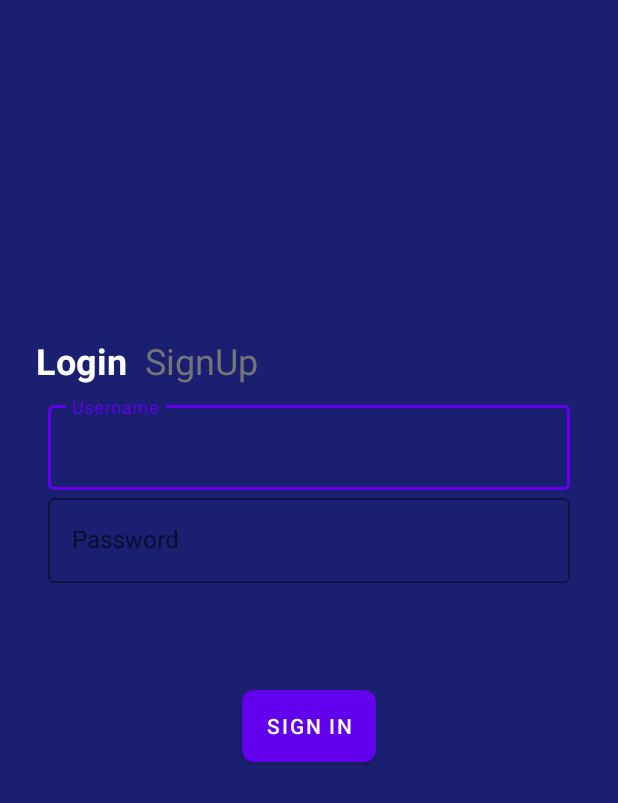
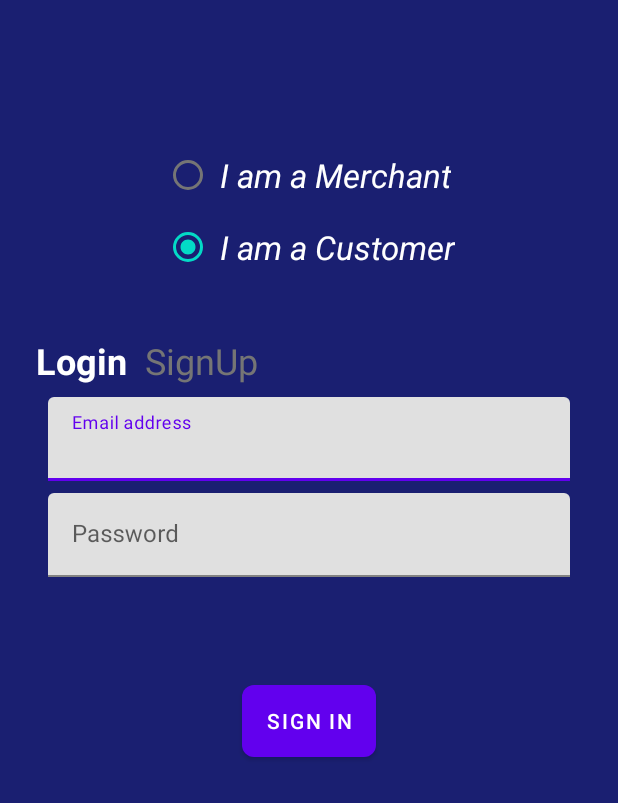
Before and after one commit to divyeshvala/SafeBuy, an Android app: the screen it shows after launch (Login), on a phone screen of 412 x 824 dp. Shown: the top 803 px of the screen. Run offline under Robolectric (Android 15) with nearby library versions, the phone set to English and light mode, and no system bars; our stand-ins replace Firebase (no records; nobody signed in at launch, a user with empty details on screens opened directly).

Commit message:
Login/SignUp active now.

```diff
--- a/app/src/debug/res/values/google_maps_api.xml
+++ b/app/src/debug/res/values/google_maps_api.xml
@@ -20,5 +20,5 @@
     Once you have your key (it starts with "AIza"), replace the "google_maps_key"
     string in this file.
     -->
-    <string name="google_maps_key" templateMergeStrategy="preserve" translatable="false">AIzaSyBSiQSN_WGsDw-RfulWBEgRRjKylCaPNOs</string>
+    <string name="google_maps_key" templateMergeStrategy="preserve" translatable="false">AIzaSyAzOtxcMPRRTSrcASxQVFDktuHPwnVLUx4</string>
 </resources>
--- a/app/src/main/AndroidManifest.xml
+++ b/app/src/main/AndroidManifest.xml
@@ -14,7 +14,7 @@
         android:roundIcon="@mipmap/ic_launcher_round"
         android:supportsRtl="true"
         android:theme="@style/AppTheme">
-        <activity android:name=".Messaging.Merchant.DisplayCustomersActivity"></activity>
+        <activity android:name=".Messaging.Merchant.DisplayCustomersActivity" />
         <activity android:name=".Activities.SplashScreen">
             <intent-filter>
                 <action android:name="android.intent.action.MAIN" />
--- a/app/src/main/java/com/example/app/Activities/Login.java
+++ b/app/src/main/java/com/example/app/Activities/Login.java
@@ -5,9 +5,13 @@ import androidx.appcompat.app.AppCompatActivity;
 import androidx.viewpager.widget.ViewPager;
 
 import android.content.Intent;
+import android.content.SharedPreferences;
 import android.os.Bundle;
 import android.os.Handler;
+import android.provider.MediaStore;
 import android.util.Log;
+import android.widget.RadioButton;
+import android.widget.RadioGroup;
 import android.widget.TextView;
 import android.widget.Toast;
 
@@ -15,7 +19,6 @@ import com.example.app.R;
 import com.example.app.fragment.FragmentLogin;
 import com.example.app.fragment.FragmentSignUp;
 import com.example.app.fragment.LoginSignupFragmentAdapter;
-import com.example.app.ui.login.SectionsPagerAdapter;
 import com.google.firebase.auth.FirebaseAuth;
 import com.google.firebase.auth.FirebaseUser;
 
@@ -29,9 +32,40 @@ public class Login extends AppCompatActivity
         super.onCreate(savedInstanceState);
         setContentView(R.layout.activity_login);
 
+        RadioGroup selectUser = findViewById(R.id.id_radioGroup);
+        final RadioButton customer = findViewById(R.id.id_customerUser);
+        RadioButton merchant = findViewById(R.id.id_merchantUser);
+
+        final SharedPreferences settings = getSharedPreferences("MySharedPref", MODE_PRIVATE);
+
+        selectUser.setOnCheckedChangeListener(new RadioGroup.OnCheckedChangeListener() {
+            @Override
+            public void onCheckedChanged(RadioGroup radioGroup, int i)
+            {
+                if(i==customer.getId())
+                {
+                    SharedPreferences.Editor editor = settings.edit();
+                    editor.putString("userType", "customer");
+                    editor.apply();
+                }
+                else
+                {
+                    SharedPreferences.Editor editor = settings.edit();
+                    editor.putString("userType", "customer");
+                    editor.apply();
+                }
+            }
+        });
+
         // This part whether the user is currently logged in
+        firebaseAuth = FirebaseAuth.getInstance();
+        FirebaseUser firebaseUser = firebaseAuth.getCurrentUser();
 
-        firebaseAuth = FirebaseAuth.getInstance();
+        if(firebaseUser!=null)
+        {
+            Intent intent = new Intent(Login.this, MainActivity.class);
+            startActivity(intent);
+        }
 
         authStateListener = new FirebaseAuth.AuthStateListener() {
             FirebaseUser firebaseUser = firebaseAuth.getCurrentUser();
@@ -45,7 +79,6 @@ public class Login extends AppCompatActivity
 
                     Toast.makeText(Login.this, "you are logged in", Toast.LENGTH_LONG);
                     Intent intent = new Intent(Login.this, MainActivity.class);
-
                     startActivity(intent);
                 }
                 else{
--- a/app/src/main/java/com/example/app/Activities/MapsActivity.java
+++ b/app/src/main/java/com/example/app/Activities/MapsActivity.java
@@ -31,14 +31,11 @@ public class MapsActivity extends FragmentActivity implements OnMapReadyCallback
     private GoogleMap mMap;
     private static final int LOCATION_PERMISSION_REQUEST_CODE = 1;
     private boolean permissionDenied = false;
-    private ProgressBar progressBar;
 
     @Override
     protected void onCreate(Bundle savedInstanceState) {
         super.onCreate(savedInstanceState);
         setContentView(R.layout.activity_maps);
-
-        progressBar = findViewById(R.id.id_progress_bar);
 
         // Obtain the SupportMapFragment and get notified when the map is ready to be used.
         SupportMapFragment mapFragment = (SupportMapFragment) getSupportFragmentManager()
--- a/app/src/main/java/com/example/app/fragment/FragmentLogin.java
+++ b/app/src/main/java/com/example/app/fragment/FragmentLogin.java
@@ -47,7 +47,6 @@ public class FragmentLogin extends Fragment implements View.OnClickListener{
         btnLogin_register = (Button) view.findViewById(R.id.login_register);
         progressBar = (ProgressBar) view.findViewById(R.id.loading);
         firebaseAuth = FirebaseAuth.getInstance();
-
 
         System.out.println("Entered Login fragement");
 
@@ -101,8 +100,6 @@ public class FragmentLogin extends Fragment implements View.OnClickListener{
                 }
 
                 break;
-
-
             default: break;
         }
 
--- a/app/src/main/java/com/example/app/fragment/FragmentNearYou.java
+++ b/app/src/main/java/com/example/app/fragment/FragmentNearYou.java
@@ -11,7 +11,6 @@ import android.location.LocationListener;
 import android.location.LocationManager;
 import android.os.Build;
 import android.os.Bundle;
-import android.text.method.ScrollingMovementMethod;
 import android.util.Log;
 import android.view.LayoutInflater;
 import android.view.View;
@@ -26,13 +25,11 @@ import androidx.fragment.app.Fragment;
 import androidx.recyclerview.widget.LinearLayoutManager;
 import androidx.recyclerview.widget.RecyclerView;
 
-import com.example.app.Activities.HomeActivity;
 import com.example.app.R;
 import com.example.app.Utilities.GetNearbyATMs;
 import com.example.app.Utilities.LocationObject;
 import com.example.app.Utilities.MyLocationListener;
 import com.example.app.model.Merchant;
-import com.example.app.model.ModelTestData;
 
 import java.util.ArrayList;
 
@@ -51,7 +48,6 @@ public class FragmentNearYou extends Fragment {
     public ArrayList<LocationObject> containmentZonesList;
     private GetNearbyATMs getNearbyATMs;
     private LocationObject mLocation;
-
 
     @Nullable
     @Override
--- a/app/src/main/java/com/example/app/fragment/FragmentSignUp.java
+++ b/app/src/main/java/com/example/app/fragment/FragmentSignUp.java
@@ -33,9 +33,8 @@ public class FragmentSignUp extends Fragment implements View.OnClickListener {
     private ProgressBar progressBar;
     private FirebaseAuth firebaseAuth;
 
-
-    public static FragmentSignUp newInstance() {
-
+    public static FragmentSignUp newInstance()
+    {
         return new FragmentSignUp();
     }
 
@@ -89,7 +88,6 @@ public class FragmentSignUp extends Fragment implements View.OnClickListener {
                     else {
                         progressBar.setVisibility(View.VISIBLE);
 
-
                         firebaseAuth.createUserWithEmailAndPassword(email, password)
                                 .addOnCompleteListener(getActivity(), new OnCompleteListener<AuthResult>() {
                                     @Override
--- a/app/src/main/res/layout/activity_login.xml
+++ b/app/src/main/res/layout/activity_login.xml
@@ -16,7 +16,38 @@
         android:layout_height="0dp"
         android:layout_weight="3">
 
+        <RadioGroup
+            android:id="@+id/id_radioGroup"
+            android:layout_width="wrap_content"
+            android:layout_height="wrap_content"
+            android:orientation="vertical"
+            app:layout_constraintBottom_toBottomOf="parent"
+            app:layout_constraintEnd_toEndOf="parent"
+            app:layout_constraintStart_toStartOf="parent"
+            app:layout_constraintTop_toTopOf="parent">
+
+            <RadioButton
+                android:id="@+id/id_merchantUser"
+                android:layout_width="wrap_content"
+                android:layout_height="wrap_content"
+                android:text=" I am a Merchant"
+                android:textStyle="italic"
+                android:textColor="#ffffff"
+                android:textSize="22sp" />
+
+            <RadioButton
+                android:id="@+id/id_customerUser"
+                android:layout_width="wrap_content"
+                android:layout_height="wrap_content"
+                android:checked="true"
+                android:textStyle="italic"
+                android:text=" I am a Customer"
+                android:textColor="#ffffff"
+                android:textSize="22sp" />
+        </RadioGroup>
+
         <LinearLayout
+            android:id="@+id/signIn_layout"
             android:layout_width="wrap_content"
             android:layout_height="0dp"
             android:layout_weight="3"
@@ -44,7 +75,6 @@
                 android:textColor="@color/grey"
                 android:textSize="24sp"
                 android:textStyle="normal" />
-
         </LinearLayout>
     </androidx.constraintlayout.widget.ConstraintLayout>
 
@@ -55,7 +85,6 @@
         android:layout_weight="7"
         app:layout_behavior="@string/appbar_scrolling_view_behavior"
         >
-
     </androidx.viewpager.widget.ViewPager>
 
 </LinearLayout>
--- a/app/src/main/res/layout/fragment_login.xml
+++ b/app/src/main/res/layout/fragment_login.xml
@@ -1,5 +1,6 @@
 <?xml version="1.0" encoding="utf-8"?>
-<androidx.constraintlayout.widget.ConstraintLayout xmlns:android="http://schemas.android.com/apk/res/android"
+<androidx.constraintlayout.widget.ConstraintLayout
+    xmlns:android="http://schemas.android.com/apk/res/android"
     xmlns:app="http://schemas.android.com/apk/res-auto"
     xmlns:tools="http://schemas.android.com/tools"
     android:id="@+id/container"
@@ -11,13 +12,12 @@
     android:paddingBottom="@dimen/activity_vertical_margin"
     tools:context=".Activities.Login">
 
-
     <com.google.android.material.textfield.TextInputLayout
         android:id="@+id/username"
         android:layout_width="match_parent"
         android:layout_height="wrap_content"
-        android:hint="@string/username"
-        style="@style/Widget.MaterialComponents.TextInputLayout.OutlinedBox"
+        android:hint="@string/email"
+        style="@style/Widget.MaterialComponents.TextInputLayout.FilledBox"
         app:layout_constraintEnd_toEndOf="parent"
         app:layout_constraintStart_toStartOf="parent"
         app:layout_constraintTop_toTopOf="parent">
@@ -34,7 +34,8 @@
         android:layout_width="match_parent"
         android:layout_height="wrap_content"
         android:hint="@string/password"
-        style="@style/Widget.MaterialComponents.TextInputLayout.OutlinedBox"
+        android:layout_marginTop="8dp"
+        style="@style/Widget.MaterialComponents.TextInputLayout.FilledBox"
         app:layout_constraintTop_toBottomOf="@+id/username">
 
         <com.google.android.material.textfield.TextInputEditText
--- a/app/src/main/res/values/strings.xml
+++ b/app/src/main/res/values/strings.xml
@@ -22,4 +22,6 @@
     <string name="facebook_application_id" translatable="false">YOUR_APP_ID</string>
     <string name="facebook_login_protocol_scheme" translatable="false">fbYOUR_APP_ID</string>
     <string name="sign_up">Sign Up</string>
+    <string name="email">Email address</string>
+
 </resources>
```
Also changed, not shown: app/src/main/java/com/example/app/Activities/MainActivity.java (+14 -7 lines), app/src/main/res/layout/fragment_signup.xml (+4 -4 lines).
